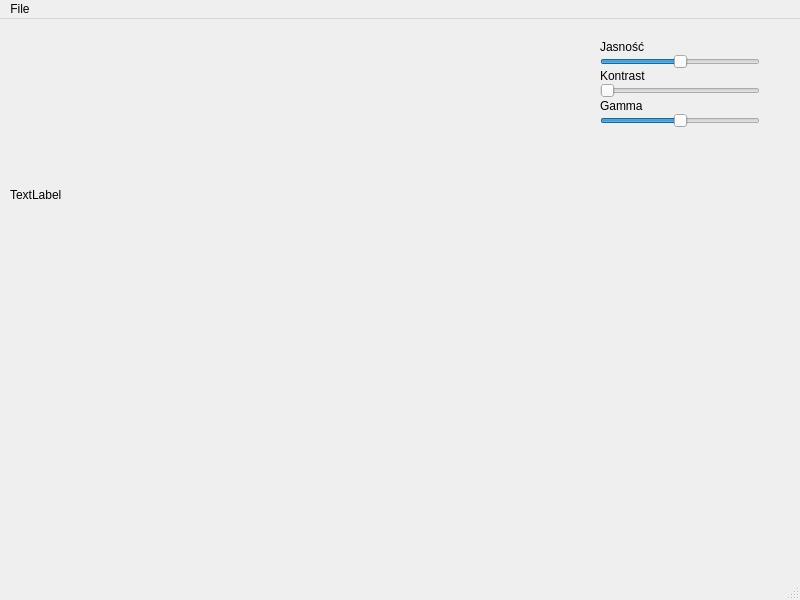
The window that Lab1/mainwindow.ui (LajterPL/gipo-2024) describes before a commit, drawn with Qt 5.
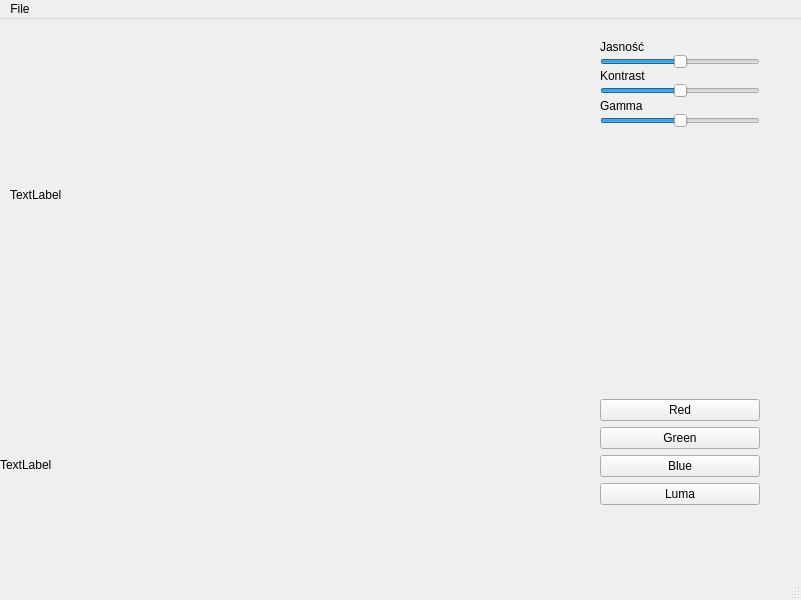
The same window after the commit.

The edit to the form file:
```diff
--- a/Lab1/mainwindow.ui
+++ b/Lab1/mainwindow.ui
@@ -6,7 +6,7 @@
    <rect>
     <x>0</x>
     <y>0</y>
-    <width>800</width>
+    <width>801</width>
     <height>600</height>
    </rect>
   </property>
@@ -69,6 +69,15 @@
      </item>
      <item>
       <widget class="QSlider" name="contrastSlider">
+       <property name="minimum">
+        <number>-100</number>
+       </property>
+       <property name="maximum">
+        <number>100</number>
+       </property>
+       <property name="value">
+        <number>0</number>
+       </property>
        <property name="orientation">
         <enum>Qt::Horizontal</enum>
        </property>
@@ -93,13 +102,66 @@
      </item>
     </layout>
    </widget>
+   <widget class="QLabel" name="hist_label">
+    <property name="geometry">
+     <rect>
+      <x>0</x>
+      <y>390</y>
+      <width>261</width>
+      <height>111</height>
+     </rect>
+    </property>
+    <property name="text">
+     <string>TextLabel</string>
+    </property>
+   </widget>
+   <widget class="QWidget" name="verticalLayoutWidget_2">
+    <property name="geometry">
+     <rect>
+      <x>600</x>
+      <y>380</y>
+      <width>160</width>
+      <height>108</height>
+     </rect>
+    </property>
+    <layout class="QVBoxLayout" name="verticalLayout_2">
+     <item>
+      <widget class="QPushButton" name="hist_r_button">
+       <property name="text">
+        <string>Red</string>
+       </property>
+      </widget>
+     </item>
+     <item>
+      <widget class="QPushButton" name="hist_g_button">
+       <property name="text">
+        <string>Green</string>
+       </property>
+      </widget>
+     </item>
+     <item>
+      <widget class="QPushButton" name="hist_b_button">
+       <property name="text">
+        <string>Blue</string>
+       </property>
+      </widget>
+     </item>
+     <item>
+      <widget class="QPushButton" name="hist_l_button">
+       <property name="text">
+        <string>Luma</string>
+       </property>
+      </widget>
+     </item>
+    </layout>
+   </widget>
   </widget>
   <widget class="QMenuBar" name="menubar">
    <property name="geometry">
     <rect>
      <x>0</x>
      <y>0</y>
-     <width>800</width>
+     <width>801</width>
      <height>19</height>
     </rect>
    </property>
```
